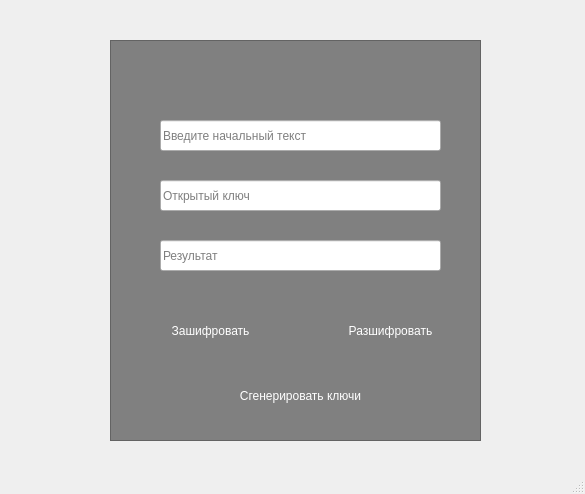
GashawDenys/cryptography-pyqt5, file mainwindow.ui: the form before one commit.
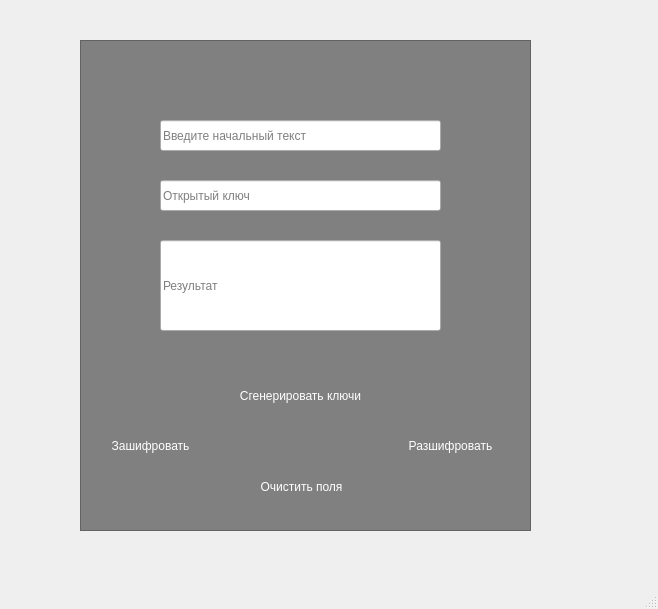
The form after the commit. Icons and pictures are not drawn.

Commit message: added clear button and decryption

Diff of the .ui file:
```diff
--- a/mainwindow.ui
+++ b/mainwindow.ui
@@ -6,8 +6,8 @@
    <rect>
     <x>0</x>
     <y>0</y>
-    <width>585</width>
-    <height>494</height>
+    <width>658</width>
+    <height>609</height>
    </rect>
   </property>
   <property name="windowTitle">
@@ -26,10 +26,10 @@
    <widget class="QTextEdit" name="textEdit">
     <property name="geometry">
      <rect>
-      <x>110</x>
+      <x>80</x>
       <y>40</y>
-      <width>371</width>
-      <height>401</height>
+      <width>451</width>
+      <height>491</height>
      </rect>
     </property>
     <property name="styleSheet">
@@ -74,10 +74,10 @@
    <widget class="QPushButton" name="pushButton">
     <property name="geometry">
      <rect>
-      <x>150</x>
-      <y>310</y>
+      <x>90</x>
+      <y>420</y>
       <width>121</width>
-      <height>41</height>
+      <height>51</height>
      </rect>
     </property>
     <property name="styleSheet">
@@ -93,10 +93,10 @@
    <widget class="QPushButton" name="pushButton_2">
     <property name="geometry">
      <rect>
-      <x>330</x>
-      <y>310</y>
+      <x>390</x>
+      <y>420</y>
       <width>121</width>
-      <height>41</height>
+      <height>51</height>
      </rect>
     </property>
     <property name="styleSheet">
@@ -128,7 +128,7 @@
    <widget class="QToolButton" name="toolButton">
     <property name="geometry">
      <rect>
-      <x>260</x>
+      <x>270</x>
       <y>20</y>
       <width>71</width>
       <height>51</height>
@@ -151,7 +151,7 @@
       <x>160</x>
       <y>240</y>
       <width>281</width>
-      <height>31</height>
+      <height>91</height>
      </rect>
     </property>
     <property name="text">
@@ -161,6 +161,23 @@
      <string>Результат</string>
     </property>
    </widget>
+   <widget class="QPushButton" name="pushButton_4">
+    <property name="geometry">
+     <rect>
+      <x>221</x>
+      <y>461</y>
+      <width>161</width>
+      <height>51</height>
+     </rect>
+    </property>
+    <property name="styleSheet">
+     <string notr="true">color: white;
+border-radius: 15px;</string>
+    </property>
+    <property name="text">
+     <string>Очистить поля</string>
+    </property>
+   </widget>
   </widget>
   <widget class="QMenuBar" name="menubar">
    <property name="geometry">
```
Left out of the diff: 6 changed lines with no effect on the pictures. The commit also changes 1 other file.
